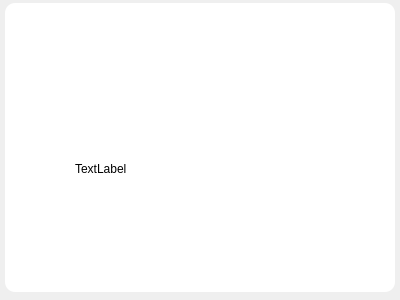
Qt form shadow/zshadowwidget.ui (weinkym/src_miao) before a commit.
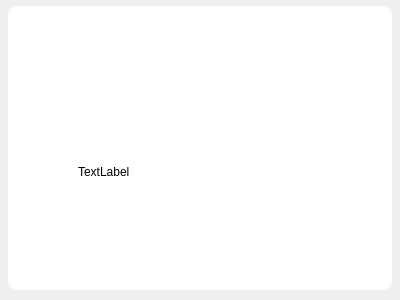
The same form after that commit.

The edit to the form file:
```diff
--- a/shadow/zshadowwidget.ui
+++ b/shadow/zshadowwidget.ui
@@ -18,16 +18,16 @@
     <number>0</number>
    </property>
    <property name="leftMargin">
-    <number>5</number>
+    <number>8</number>
    </property>
    <property name="topMargin">
-    <number>3</number>
+    <number>6</number>
    </property>
    <property name="rightMargin">
-    <number>5</number>
+    <number>8</number>
    </property>
    <property name="bottomMargin">
-    <number>8</number>
+    <number>10</number>
    </property>
    <item>
     <widget class="QWidget" name="widget_bg" native="true">
```
